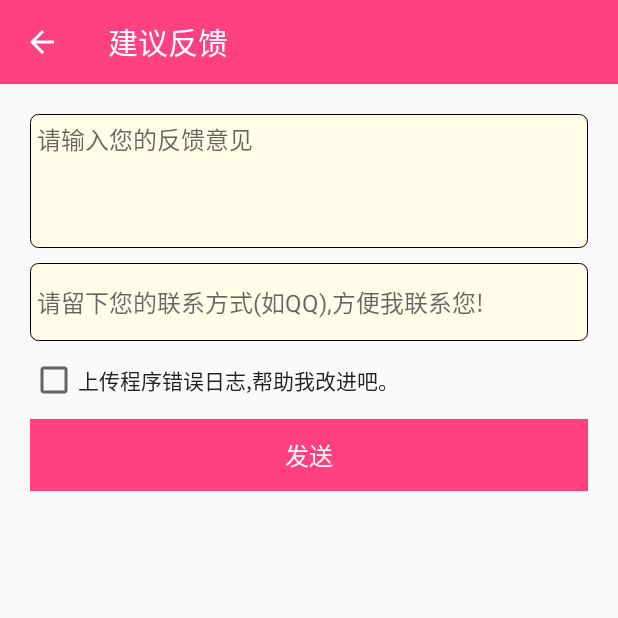
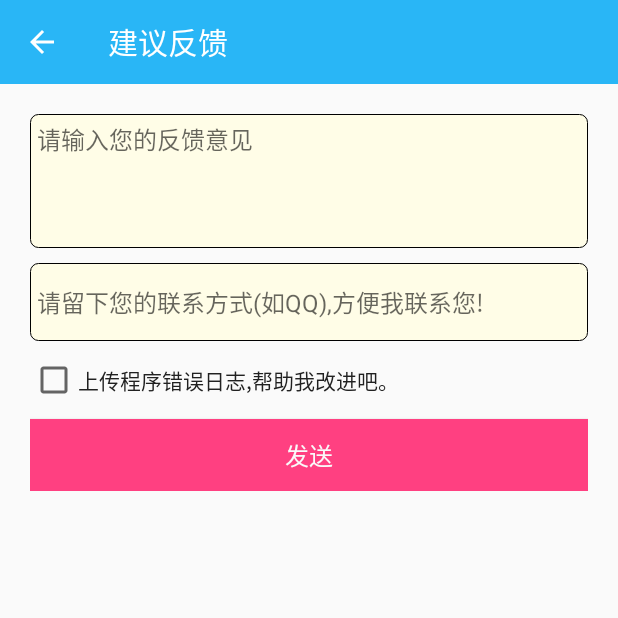
Before and after one commit to helengray/DayJoke, an Android app: the FeedBackActivity screen opened directly, with no data from a screen before it, on a phone screen of 412 x 824 dp, the top half of it. Run offline under Robolectric (Android 15) with nearby library versions, the phone set to English and light mode, and no system bars; libraries missing offline, so code that uses them is left out: com.facebook.common, retrofit2.adapter.rxjava, rx.android.schedulers, rx.functions, rx.schedulers; plain views replace RippleView; 1 statement that could not run was skipped.

Commit message:
UI调整

```diff
--- a/app/src/main/java/com/helen/dayjoke/ui/fragment/JokePicFragment.java
+++ b/app/src/main/java/com/helen/dayjoke/ui/fragment/JokePicFragment.java
@@ -167,6 +167,7 @@ public class JokePicFragment extends Fragment implements SwipeRefreshLayout.OnRe
 
     @Override
     public void doRetry() {
+        mEmptyContainer.setType(EmptyEmbeddedContainer.EmptyStyle.EmptyStyle_LOADING);
         requestData();
     }
 }
--- a/app/src/main/java/com/helen/dayjoke/ui/fragment/JokeTextFragment.java
+++ b/app/src/main/java/com/helen/dayjoke/ui/fragment/JokeTextFragment.java
@@ -168,6 +168,7 @@ public class JokeTextFragment extends Fragment implements SwipeRefreshLayout.OnR
 
     @Override
     public void doRetry() {
+        mEmptyContainer.setType(EmptyEmbeddedContainer.EmptyStyle.EmptyStyle_LOADING);
         requestData();
     }
 }
--- a/app/src/main/res/values/colors.xml
+++ b/app/src/main/res/values/colors.xml
@@ -1,8 +1,8 @@
 <?xml version="1.0" encoding="utf-8"?>
 <resources>
-    <color name="colorPrimary">@color/Pink_A200</color>
-    <color name="colorPrimaryDark">@color/Pink_A200</color>
-    <color name="colorAccent">@color/Blue_Light_400</color>
+    <color name="colorPrimary">@color/Blue_Light_400</color>
+    <color name="colorPrimaryDark">@color/Blue_Light_500</color>
+    <color name="colorAccent">@color/Pink_A200</color>
 
     <!--RED 红色-->
     <color name="Red_50">#fde0dc</color>
--- a/app/src/main/res/values/styles.xml
+++ b/app/src/main/res/values/styles.xml
@@ -64,4 +64,7 @@
         <item name="android:textSize">@dimen/action_button_text_size</item>
     </style>
 
+    <style name="RatingBarTheme" parent="Widget.AppCompat.RatingBar.Small">
+        <item name="colorAccent">@color/colorPrimaryDark</item>
+    </style>
 </resources>
```
